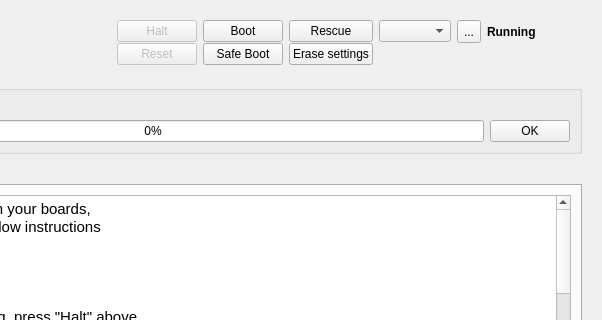
This is ground/openpilotgcs/src/plugins/uploader/uploader.ui in openpilot/OpenPilot as Qt 5 draws it before an edit; both pictures show x 210 to 812 and y 0 to 320 of the 812 by 523 pixel window. The edited form follows.
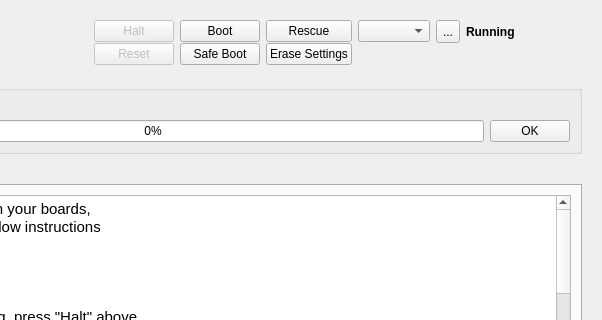
This is the edited form. Icons and pictures are not drawn.

Commit message: OP-1174 minor uploader ui tweaks : Status text now has minimum size to avoid jumps of the toolbar buttons. Capitalized Erase Settings button.

What changed in the file:
```diff
--- a/ground/openpilotgcs/src/plugins/uploader/uploader.ui
+++ b/ground/openpilotgcs/src/plugins/uploader/uploader.ui
@@ -100,7 +100,7 @@
                <string>&lt;html&gt;&lt;head/&gt;&lt;body&gt;&lt;p&gt;Reboot the board and clear its settings memory.&lt;/p&gt;&lt;p&gt;        Useful if the board cannot boot properly.&lt;/p&gt;&lt;p&gt;        Blue led starts blinking quick for 20-30 seconds than the board will start normally&lt;/p&gt;&lt;p&gt;&lt;br/&gt;&lt;/p&gt;&lt;p&gt;If telemetry is not running, select the link using the dropdown&lt;/p&gt;&lt;p&gt;menu on the right.&lt;/p&gt;&lt;p&gt;PLEASE NOTE: Supported with bootloader versions 4.0 and later&lt;/p&gt;&lt;/body&gt;&lt;/html&gt;</string>
               </property>
               <property name="text">
-               <string>Erase settings</string>
+               <string>Erase Settings</string>
               </property>
              </widget>
             </item>
@@ -201,6 +201,12 @@
             </item>
             <item row="0" column="11">
              <widget class="QLabel" name="boardStatus">
+              <property name="minimumSize">
+               <size>
+                <width>70</width>
+                <height>0</height>
+               </size>
+              </property>
               <property name="font">
                <font>
                 <weight>75</weight>
```
